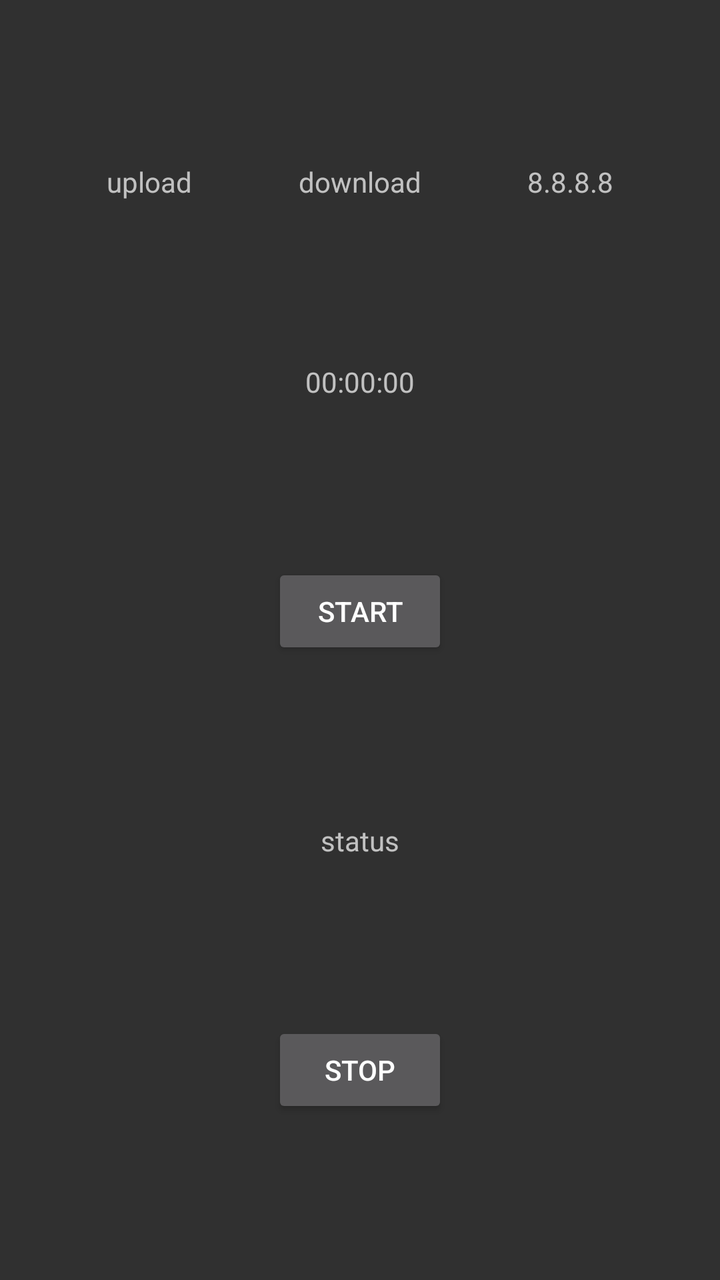
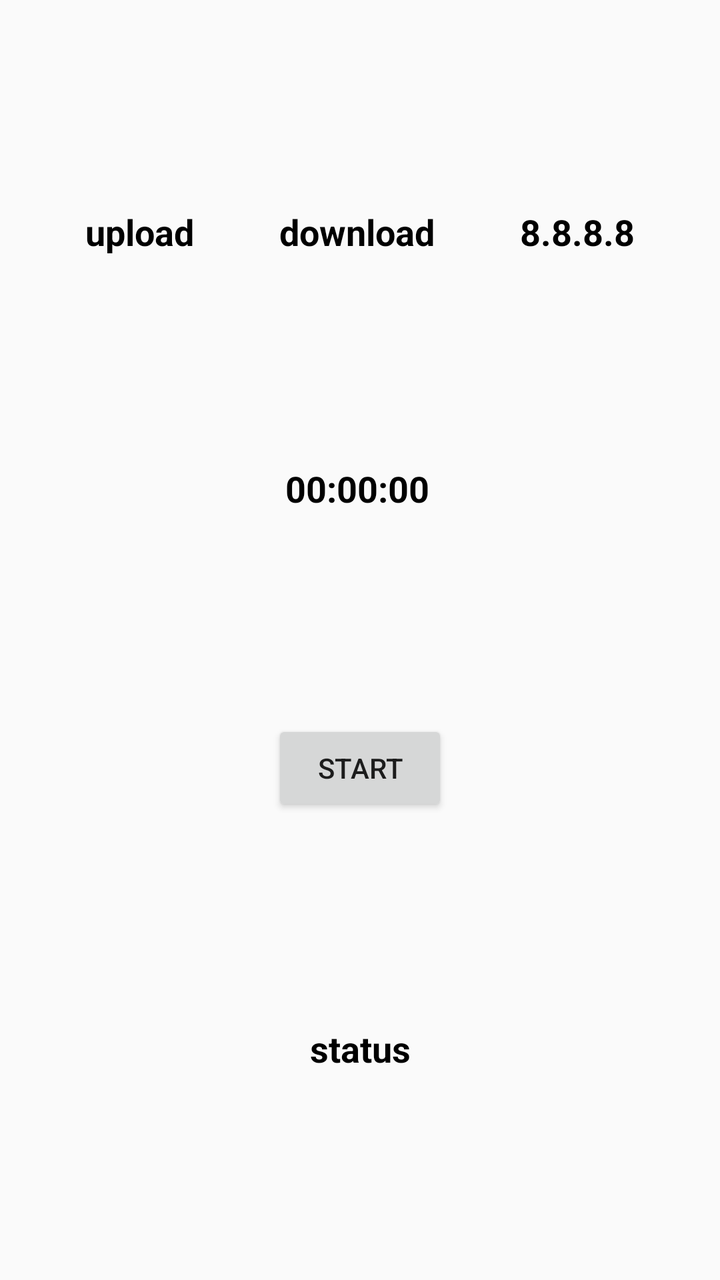

An Android layout rendered at two revisions. The XML below is the earlier revision; the diff shows what the commit changed to produce the second picture.
<!-- AndroidManifest.xml: application theme Theme.VPNSDK -->
<!-- res/layout/activity_main.xml -->
<?xml version="1.0" encoding="utf-8"?>
<androidx.constraintlayout.widget.ConstraintLayout xmlns:android="http://schemas.android.com/apk/res/android"
    xmlns:app="http://schemas.android.com/apk/res-auto"
    xmlns:tools="http://schemas.android.com/tools"
    android:layout_width="match_parent"
    android:layout_height="match_parent"
    tools:context=".MainActivity">

    <TextView
        android:id="@+id/uploadText"
        android:layout_width="wrap_content"
        android:layout_height="wrap_content"
        android:text="upload"
        app:layout_constraintBottom_toBottomOf="@+id/downloadText"
        app:layout_constraintEnd_toStartOf="@+id/downloadText"
        app:layout_constraintStart_toStartOf="parent"
        app:layout_constraintTop_toTopOf="@+id/downloadText" />

    <TextView
        android:id="@+id/downloadText"
        android:layout_width="wrap_content"
        android:layout_height="wrap_content"
        android:text="download"
        app:layout_constraintBottom_toTopOf="@+id/timerText"
        app:layout_constraintEnd_toStartOf="@+id/ipText"
        app:layout_constraintStart_toEndOf="@+id/uploadText"
        app:layout_constraintTop_toTopOf="parent" />

    <TextView
        android:id="@+id/ipText"
        android:layout_width="wrap_content"
        android:layout_height="wrap_content"
        android:text="8.8.8.8"
        app:layout_constraintBottom_toBottomOf="@+id/downloadText"
        app:layout_constraintEnd_toEndOf="parent"
        app:layout_constraintStart_toEndOf="@+id/downloadText"
        app:layout_constraintTop_toTopOf="@+id/downloadText" />


    <TextView
        android:id="@+id/timerText"
        android:layout_width="wrap_content"
        android:layout_height="wrap_content"
        android:text="00:00:00"
        app:layout_constraintBottom_toTopOf="@+id/button1"
        app:layout_constraintEnd_toStartOf="@+id/ipText"
        app:layout_constraintStart_toEndOf="@+id/uploadText"
        app:layout_constraintTop_toBottomOf="@id/downloadText" />
    <Button
        android:id="@+id/button1"
        android:layout_width="wrap_content"
        android:layout_height="wrap_content"
        android:text="Start"
        app:layout_constraintBottom_toTopOf="@+id/connectionStatus"
        app:layout_constraintEnd_toEndOf="parent"
        app:layout_constraintStart_toStartOf="parent"
        app:layout_constraintTop_toBottomOf="@+id/timerText" />

    <TextView
        android:id="@+id/connectionStatus"
        android:layout_width="wrap_content"
        android:layout_height="wrap_content"
        android:text="status"
        app:layout_constraintBottom_toTopOf="@+id/button2"
        app:layout_constraintEnd_toEndOf="parent"
        app:layout_constraintStart_toStartOf="parent"
        app:layout_constraintTop_toBottomOf="@+id/button1" />

    <Button
        android:id="@+id/button2"
        android:layout_width="wrap_content"
        android:layout_height="wrap_content"
        android:text="Stop"
        app:layout_constraintBottom_toBottomOf="parent"
        app:layout_constraintEnd_toEndOf="parent"
        app:layout_constraintStart_toStartOf="parent"
        app:layout_constraintTop_toBottomOf="@+id/connectionStatus" />

</androidx.constraintlayout.widget.ConstraintLayout>
<!-- resources referenced by this layout -->
<resources>
  <style name="Theme.VPNSDK" parent="@style/Theme.AppCompat.NoActionBar" />
</resources>

<!-- the commit's change to res/layout/activity_main.xml (unified diff, before → after) -->
@@ -7,6 +7,9 @@
     tools:context=".MainActivity">
 
     <TextView
+        android:textColor="@color/black"
+        android:textSize="18sp"
+        android:textStyle="bold"
         android:id="@+id/uploadText"
         android:layout_width="wrap_content"
         android:layout_height="wrap_content"
@@ -17,6 +20,9 @@
         app:layout_constraintTop_toTopOf="@+id/downloadText" />
 
     <TextView
+        android:textColor="@color/black"
+        android:textSize="18sp"
+        android:textStyle="bold"
         android:id="@+id/downloadText"
         android:layout_width="wrap_content"
         android:layout_height="wrap_content"
@@ -27,6 +33,9 @@
         app:layout_constraintTop_toTopOf="parent" />
 
     <TextView
+        android:textColor="@color/black"
+        android:textSize="18sp"
+        android:textStyle="bold"
         android:id="@+id/ipText"
         android:layout_width="wrap_content"
         android:layout_height="wrap_content"
@@ -38,6 +47,9 @@
 
 
     <TextView
+        android:textColor="@color/black"
+        android:textSize="18sp"
+        android:textStyle="bold"
         android:id="@+id/timerText"
         android:layout_width="wrap_content"
         android:layout_height="wrap_content"
@@ -57,6 +69,9 @@
         app:layout_constraintTop_toBottomOf="@+id/timerText" />
 
     <TextView
+        android:textColor="@color/black"
+        android:textSize="18sp"
+        android:textStyle="bold"
         android:id="@+id/connectionStatus"
         android:layout_width="wrap_content"
         android:layout_height="wrap_content"
@@ -71,6 +86,7 @@
         android:layout_width="wrap_content"
         android:layout_height="wrap_content"
         android:text="Stop"
+        android:visibility="gone"
         app:layout_constraintBottom_toBottomOf="parent"
         app:layout_constraintEnd_toEndOf="parent"
         app:layout_constraintStart_toStartOf="parent"
<!-- resource entries referenced after the edit -->
@@ -1,5 +1,6 @@
 <!-- resources referenced by this layout -->
 <resources>
-  <style name="Theme.VPNSDK" parent="@style/Theme.AppCompat.NoActionBar" />
+  <color name="black">#FF000000</color>
+  <style name="Theme.VPNSDK" parent="@style/Theme.AppCompat.DayNight.NoActionBar" />
 </resources>
 
